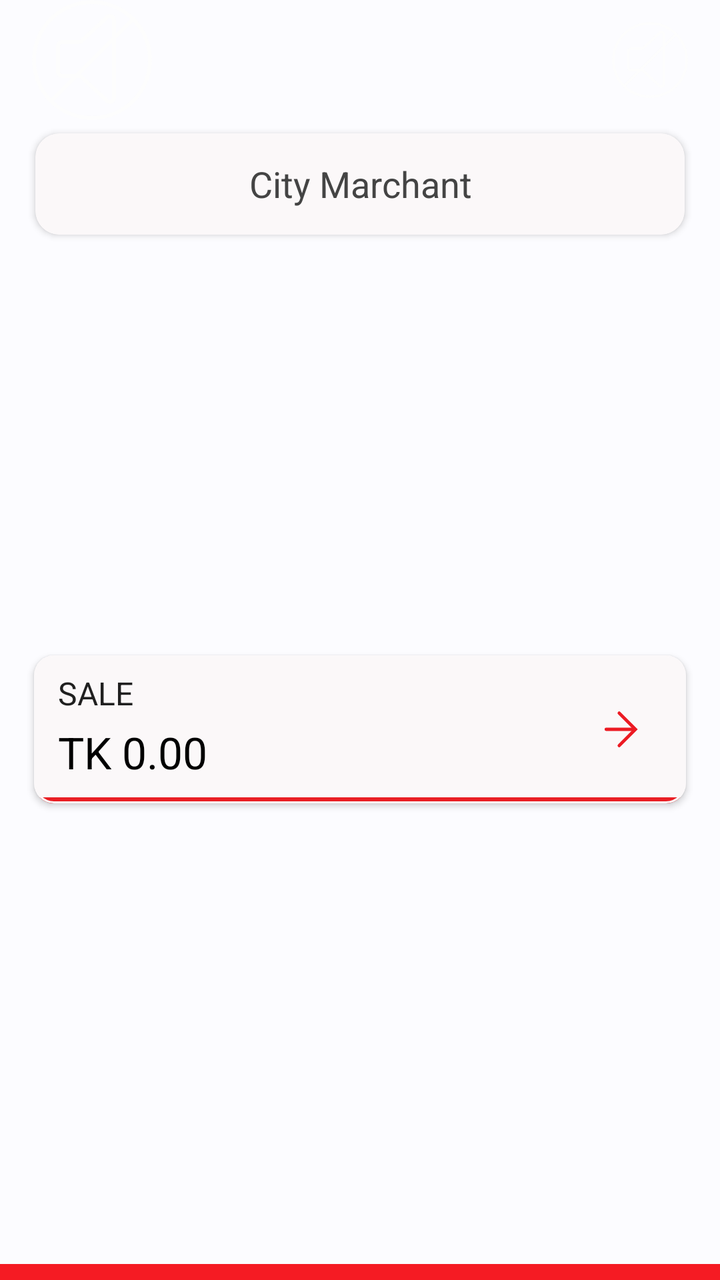
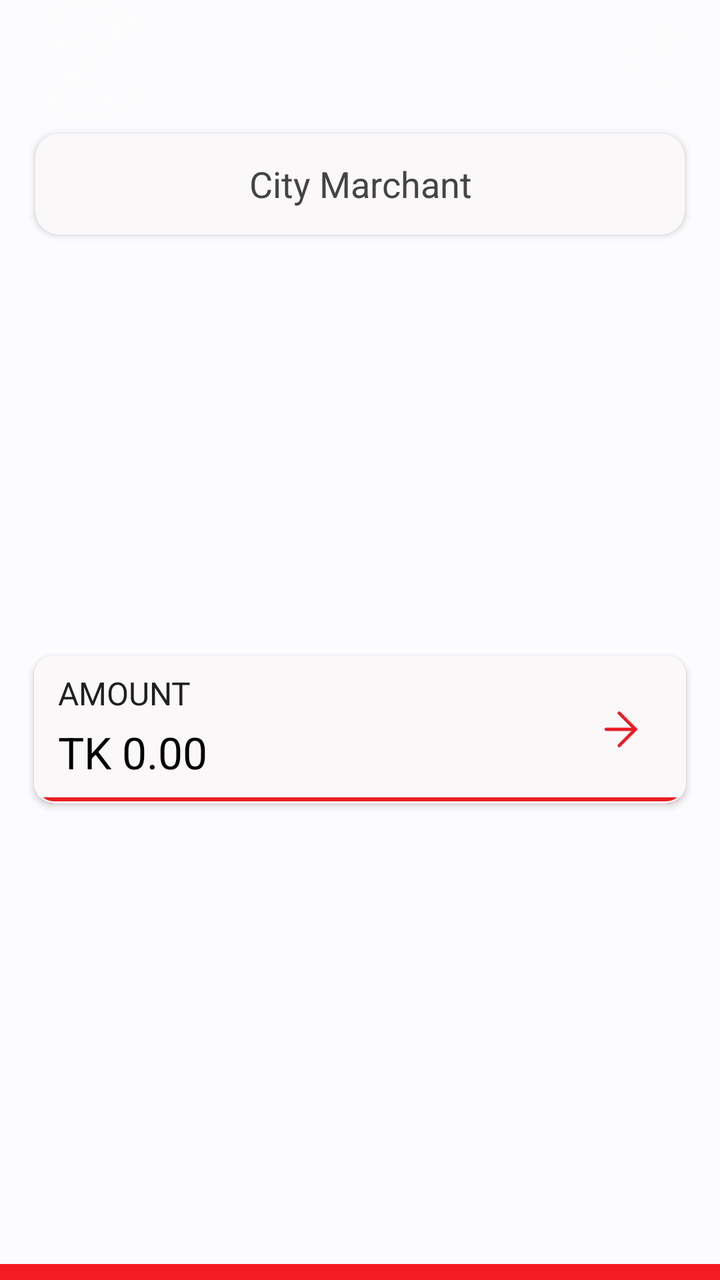

Two renders of the same Android screen: before a commit and after it. Below are the layout's source before the change and the commit's diff.
<!-- AndroidManifest.xml: application theme AppTheme -->
<!-- res/layout/fragment_city_home.xml -->
<?xml version="1.0" encoding="utf-8"?>
<androidx.constraintlayout.widget.ConstraintLayout xmlns:android="http://schemas.android.com/apk/res/android"
    xmlns:app="http://schemas.android.com/apk/res-auto"
    xmlns:tools="http://schemas.android.com/tools"
    android:layout_width="match_parent"
    android:layout_height="match_parent"
    android:background="@color/base_background">

    

    <ImageView
        android:id="@+id/iv_top_left_logo"
        android:layout_width="@dimen/dimnCityHomeTopLeftLogoWH"
        android:layout_height="@dimen/dimnCityHomeTopLeftLogoWH"
        android:layout_marginStart="@dimen/dimnCityRootBorderGap"
        android:layout_marginTop="0dp"
        android:scaleType="fitCenter"
        android:src="@drawable/ic_mute"
        app:layout_constraintStart_toStartOf="parent"
        app:layout_constraintTop_toTopOf="parent" />

    <ImageView
        android:id="@+id/iv_top_right_logo"
        android:layout_width="@dimen/dimnCityHomeTopRightLogoWH"
        android:layout_height="@dimen/dimnCityHomeTopRightLogoWH"
        android:layout_marginEnd="@dimen/dimnCityRootBorderGap"
        android:src="@drawable/ic_mute"
        app:layout_constraintBottom_toBottomOf="@id/iv_top_left_logo"
        app:layout_constraintEnd_toEndOf="parent"
        app:layout_constraintTop_toTopOf="@id/iv_top_left_logo" />

    <ScrollView
        android:layout_width="0dp"
        android:layout_height="0dp"
        app:layout_constraintBottom_toTopOf="@+id/vwBottomBar"
        app:layout_constraintEnd_toEndOf="parent"
        app:layout_constraintStart_toStartOf="parent"
        app:layout_constraintTop_toBottomOf="@+id/iv_top_left_logo">

        <androidx.constraintlayout.widget.ConstraintLayout
            android:layout_width="match_parent"
            android:layout_height="match_parent"
            android:background="@color/base_background">

            <com.google.android.material.card.MaterialCardView
                android:id="@+id/cardMerchant"
                style="@style/Widget.CityBank.Card.HomeTopTitle"
                android:layout_marginHorizontal="@dimen/dimnCityCardRootBorderMargin"
                android:layout_marginTop="@dimen/dimnTopCardMarginTop"
                app:cardCornerRadius="@dimen/dimnTopCardRadius"
                app:cardElevation="@dimen/dimnTopCardElevation"
                app:layout_constraintEnd_toEndOf="parent"
                app:layout_constraintStart_toStartOf="parent"
                app:layout_constraintTop_toTopOf="parent">

                <TextView
                    android:id="@+id/tvMerchantName"
                    android:layout_width="match_parent"
                    android:layout_height="match_parent"
                    android:gravity="center"
                    android:text="City Marchant"
                    android:textColor="@color/dimnTopCardTxtColor"
                    android:textSize="@dimen/dimnTopCardTextSize" />

            </com.google.android.material.card.MaterialCardView>

            
            <androidx.viewpager2.widget.ViewPager2
                android:id="@+id/viewPagerHomePromo"
                android:layout_width="0dp"
                android:layout_height="@dimen/dimnCityHomeSliderHeight"
                android:layout_marginHorizontal="@dimen/dimnCityCardRootBorderMargin"
                android:layout_marginTop="@dimen/dimnCityHomeSliderMarginVertical"
                app:layout_constraintEnd_toEndOf="parent"
                app:layout_constraintStart_toStartOf="parent"
                app:layout_constraintTop_toBottomOf="@id/cardMerchant" />

            <com.google.android.material.tabs.TabLayout
                android:id="@+id/tabIndicator"
                android:layout_width="wrap_content"
                android:layout_height="wrap_content"
                android:layout_marginTop="-12dp"
                android:background="#00ffffff"
                app:elevation="0dp"
                app:layout_constraintEnd_toEndOf="parent"
                app:layout_constraintStart_toStartOf="parent"
                app:layout_constraintTop_toBottomOf="@id/viewPagerHomePromo"
                app:tabIndicatorColor="#E91E24"
                app:tabIndicatorGravity="center"
                app:tabIndicatorHeight="0dp"
                app:tabRippleColor="@android:color/transparent"
                app:tabSelectedTextColor="#E91E24"
                app:tabTextColor="#BBBBBB" />

            
            <com.google.android.material.card.MaterialCardView
                android:id="@+id/cvTopFeatureItem"
                style="@style/Widget.CityBank.Card.HomeTopTitle"
                android:layout_width="0dp"
                android:layout_height="wrap_content"
                android:layout_marginHorizontal="@dimen/dimnCityCardRootBorderMargin"
                android:layout_marginTop="-16dp"
                app:cardCornerRadius="10dp"
                app:cardElevation="2dp"
                app:layout_constraintEnd_toEndOf="parent"
                app:layout_constraintStart_toStartOf="parent"
                app:layout_constraintTop_toBottomOf="@id/tabIndicator">

                <androidx.constraintlayout.widget.ConstraintLayout
                    android:layout_width="match_parent"
                    android:layout_height="match_parent">

                    <TextView
                        android:id="@+id/txtSale"
                        android:layout_width="wrap_content"
                        android:layout_height="wrap_content"
                        android:layout_marginStart="12dp"
                        android:layout_marginTop="8dp"
                        android:text="Sale"
                        android:textAllCaps="true"
                        android:textColor="#202020"
                        android:textSize="16sp"
                        app:layout_constraintStart_toStartOf="parent"
                        app:layout_constraintTop_toTopOf="parent" />

                    <TextView
                        android:id="@+id/txtAmount"
                        android:layout_width="wrap_content"
                        android:layout_height="wrap_content"
                        android:layout_marginStart="12dp"
                        android:layout_marginTop="4dp"
                        android:layout_marginBottom="8dp"
                        android:text="TK 0.00"
                        android:textColor="#000000"
                        android:textSize="22sp"
                        app:layout_constraintBottom_toTopOf="@+id/vwBottom"
                        app:layout_constraintStart_toStartOf="parent"
                        app:layout_constraintTop_toBottomOf="@id/txtSale" />

                    <ImageView
                        android:layout_width="26dp"
                        android:layout_height="26dp"
                        android:layout_marginEnd="20dp"
                        android:src="@drawable/ic_right_arraw"
                        app:layout_constraintBottom_toBottomOf="parent"
                        app:layout_constraintEnd_toEndOf="parent"
                        app:layout_constraintTop_toTopOf="parent" />

                    <View
                        android:id="@+id/vwBottom"
                        android:layout_width="0dp"
                        android:layout_height="3dp"
                        android:background="#E91E24"
                        app:layout_constraintBottom_toBottomOf="parent"
                        app:layout_constraintEnd_toEndOf="parent"
                        app:layout_constraintStart_toStartOf="parent" />

                </androidx.constraintlayout.widget.ConstraintLayout>

            </com.google.android.material.card.MaterialCardView>

            <androidx.recyclerview.widget.RecyclerView
                android:id="@+id/rvMenuItem"
                android:layout_width="match_parent"
                android:layout_height="match_parent"
                android:layout_marginHorizontal="@dimen/dimnCityCardRootBorderMargin"

                android:layout_weight="1"
                app:layout_constraintBottom_toBottomOf="parent"
                app:layout_constraintEnd_toEndOf="parent"
                app:layout_constraintStart_toStartOf="parent"
                app:layout_constraintTop_toBottomOf="@+id/cvTopFeatureItem"
                tools:itemCount="10" />

        </androidx.constraintlayout.widget.ConstraintLayout>
    </ScrollView>

    

    <View
        android:id="@+id/vwBottomBar"
        android:layout_width="0dp"
        android:layout_height="8dp"
        android:background="#F51B23"
        app:layout_constraintBottom_toBottomOf="parent"
        app:layout_constraintEnd_toEndOf="parent"
        app:layout_constraintStart_toStartOf="parent" />

</androidx.constraintlayout.widget.ConstraintLayout>
<!-- resources referenced by this layout -->
<resources>
  <color name="base_background">#FCFCFF</color>
  <color name="dimnTopCardTxtColor">#444</color>
  <dimen name="dimnCityCardRootBorderMargin">12dp</dimen>
  <dimen name="dimnCityHomeSliderHeight">175dp</dimen>
  <dimen name="dimnCityHomeSliderMarginVertical">2dp</dimen>
  <dimen name="dimnCityHomeTopLeftLogoWH">60dp</dimen>
  <dimen name="dimnCityHomeTopRightLogoWH">38dp</dimen>
  <dimen name="dimnCityRootBorderGap">16dp</dimen>
  <dimen name="dimnTopCardElevation">2dp</dimen>
  <dimen name="dimnTopCardMarginTop">0dp</dimen>
  <dimen name="dimnTopCardRadius">12dp</dimen>
  <dimen name="dimnTopCardTextSize">18sp</dimen>
  <!-- drawable ic_right_arraw (drawable) -->
  <vector xmlns:android="http://schemas.android.com/apk/res/android"
      android:width="64dp"
      android:height="64dp"
      android:viewportWidth="64"
      android:viewportHeight="64">
    <path
        android:pathData="M15,32L47.667,32"
        android:strokeWidth="4"
        android:fillColor="#00000000"
        android:strokeColor="#EC1A23"
        android:strokeLineCap="round"/>
    <path
        android:pathData="M31,12L51,32L31,52"
        android:strokeWidth="4"
        android:fillColor="#00000000"
        android:strokeColor="#EC1A23"
        android:strokeLineCap="round"/>
  </vector>
  <style name="Widget.CityBank.Card.HomeTopTitle" parent="WidgetCityBankCard">
          <item name="android:layout_height">64dp</item>
          <item name="android:layout_width">0dp</item>
          <item name="strokeWidth">1dp</item>
          <item name="strokeColor">#FBF8F9</item>
          <item name="cardBackgroundColor">#FBF8F9</item>
      </style>
  <style name="AppTheme" parent="Theme.Material3.DynamicColors.Light.NoActionBar">
          
          
          <item name="colorPrimary">@color/base_colorPrimary</item>
          <item name="colorAccent">@color/base_colorPrimary</item>
          <item name="android:colorBackground">@color/base_background</item>
          
          <item name="colorOnSurface">@color/base_primaryText</item>
          <item name="colorOnBackground">@color/base_primaryText</item>
          <item name="android:textColor">@color/base_primaryText</item>
          <item name="android:textSize">@dimen/base_primaryTextSize</item>
          
          <item name="materialButtonStyle">@style/MyMaterialButtonStyle</item>
          
          <item name="android:statusBarColor">@android:color/transparent</item>
          <item name="android:navigationBarColor">@color/base_colorPrimary</item>
  
          <item name="android:windowLightStatusBar">false</item>
  
      </style>
  <style name="WidgetCityBankCard">
          <item name="cardCornerRadius">12dp</item>
          <item name="cardElevation">2dp</item>
          <item name="cardUseCompatPadding">true</item>
  
      </style>
  <color name="base_colorPrimary">#DE3241</color>
  <color name="base_primaryText">#1A1C1E</color>
  <dimen name="base_primaryTextSize">@dimen/sp20</dimen>
  <style name="MyMaterialButtonStyle" parent="Widget.Material3.Button">
          <item name="android:textSize">@dimen/base_secondaryTextSize</item>
      </style>
  <dimen name="sp20">20sp</dimen>
  <dimen name="base_secondaryTextSize">@dimen/sp14</dimen>
  <dimen name="sp14">14sp</dimen>
  <!-- unchanged entries left out for length: 1 -->
</resources>

<!-- the commit's change to res/layout/fragment_city_home.xml (unified diff, before → after) -->
@@ -69,7 +69,7 @@
                 android:id="@+id/viewPagerHomePromo"
                 android:layout_width="0dp"
                 android:layout_height="@dimen/dimnCityHomeSliderHeight"
-                android:layout_marginHorizontal="@dimen/dimnCityCardRootBorderMargin"
+                android:layout_marginHorizontal="@dimen/dimnCityCardSliderRootBorderMargin"
                 android:layout_marginTop="@dimen/dimnCityHomeSliderMarginVertical"
                 app:layout_constraintEnd_toEndOf="parent"
                 app:layout_constraintStart_toStartOf="parent"
@@ -98,6 +98,7 @@
                 style="@style/Widget.CityBank.Card.HomeTopTitle"
                 android:layout_width="0dp"
                 android:layout_height="wrap_content"
+                android:clickable="true"
                 android:layout_marginHorizontal="@dimen/dimnCityCardRootBorderMargin"
                 android:layout_marginTop="-16dp"
                 app:cardCornerRadius="10dp"
@@ -111,12 +112,12 @@
                     android:layout_height="match_parent">
 
                     <TextView
-                        android:id="@+id/txtSale"
+                        android:id="@+id/tvFeatureTopItem"
                         android:layout_width="wrap_content"
                         android:layout_height="wrap_content"
                         android:layout_marginStart="12dp"
                         android:layout_marginTop="8dp"
-                        android:text="Sale"
+                        android:text="Amount"
                         android:textAllCaps="true"
                         android:textColor="#202020"
                         android:textSize="16sp"
@@ -135,7 +136,7 @@
                         android:textSize="22sp"
                         app:layout_constraintBottom_toTopOf="@+id/vwBottom"
                         app:layout_constraintStart_toStartOf="parent"
-                        app:layout_constraintTop_toBottomOf="@id/txtSale" />
+                        app:layout_constraintTop_toBottomOf="@id/tvFeatureTopItem" />
 
                     <ImageView
                         android:layout_width="26dp"
@@ -170,7 +171,8 @@
                 app:layout_constraintEnd_toEndOf="parent"
                 app:layout_constraintStart_toStartOf="parent"
                 app:layout_constraintTop_toBottomOf="@+id/cvTopFeatureItem"
-                tools:itemCount="10" />
+                tools:listitem="@layout/item_report_menu"
+                tools:itemCount="4" />
 
         </androidx.constraintlayout.widget.ConstraintLayout>
     </ScrollView>
@@ -187,3 +189,44 @@
         app:layout_constraintStart_toStartOf="parent" />
 
 </androidx.constraintlayout.widget.ConstraintLayout>
+<!-- res/layout/item_report_menu.xml (included above) -->
+<?xml version="1.0" encoding="utf-8"?>
+<com.google.android.material.card.MaterialCardView xmlns:android="http://schemas.android.com/apk/res/android"
+    xmlns:app="http://schemas.android.com/apk/res-auto"
+    style="@style/Widget.CityBank.Card.FeatureMenu"
+    android:layout_width="match_parent"
+    android:layout_height="wrap_content"
+    android:layout_marginVertical="2dp"
+    android:layout_marginHorizontal="2dp"
+    app:cardCornerRadius="8dp"
+    app:cardElevation="2dp">
+
+    <LinearLayout
+        android:id="@+id/llReportItem"
+        android:layout_width="match_parent"
+        android:layout_height="match_parent"
+        android:gravity="center"
+        android:orientation="vertical"
+        android:paddingVertical="9dp">
+
+        <ImageView
+            android:id="@+id/imgIcon"
+            android:layout_width="42dp"
+            android:layout_height="42dp" />
+
+        <TextView
+            android:id="@+id/txtTitle"
+            android:layout_width="wrap_content"
+            android:layout_height="wrap_content"
+            android:text=""
+            android:textAlignment="center"
+            android:layout_marginTop="3dp"
+            android:layout_marginBottom="4dp"
+            android:layout_marginHorizontal="2dp"
+            android:gravity="center"
+            android:textAllCaps="true"
+            android:textSize="12sp" />
+
+    </LinearLayout>
+
+</com.google.android.material.card.MaterialCardView>
<!-- resource entries referenced after the edit -->
@@ -3,6 +3,7 @@
   <color name="base_background">#FCFCFF</color>
   <color name="dimnTopCardTxtColor">#444</color>
   <dimen name="dimnCityCardRootBorderMargin">12dp</dimen>
+  <dimen name="dimnCityCardSliderRootBorderMargin">14dp</dimen>
   <dimen name="dimnCityHomeSliderHeight">175dp</dimen>
   <dimen name="dimnCityHomeSliderMarginVertical">2dp</dimen>
   <dimen name="dimnCityHomeTopLeftLogoWH">60dp</dimen>
@@ -31,6 +32,13 @@
         android:strokeColor="#EC1A23"
         android:strokeLineCap="round"/>
   </vector>
+  <style name="Widget.CityBank.Card.FeatureMenu" parent="WidgetCityBankCard">
+          <item name="android:layout_height">64dp</item>
+          <item name="android:layout_width">0dp</item>
+          <item name="strokeWidth">1dp</item>
+          <item name="strokeColor">#FBF8F9</item>
+          <item name="cardBackgroundColor">#FBF8F9</item>
+      </style>
   <style name="Widget.CityBank.Card.HomeTopTitle" parent="WidgetCityBankCard">
           <item name="android:layout_height">64dp</item>
           <item name="android:layout_width">0dp</item>
